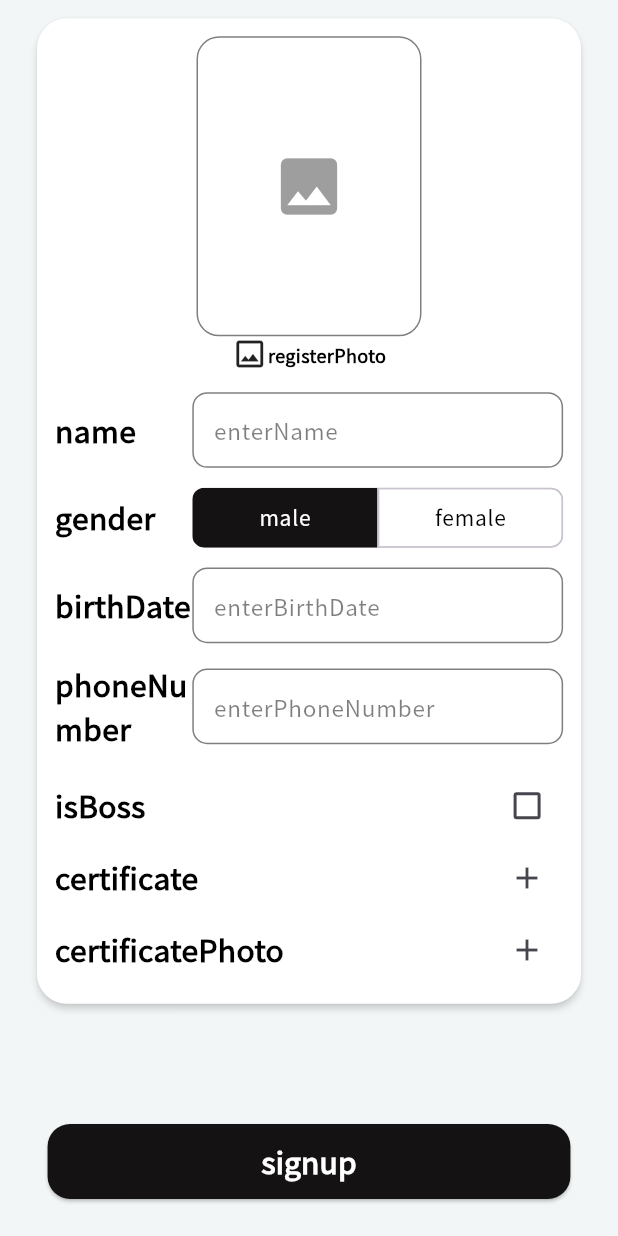
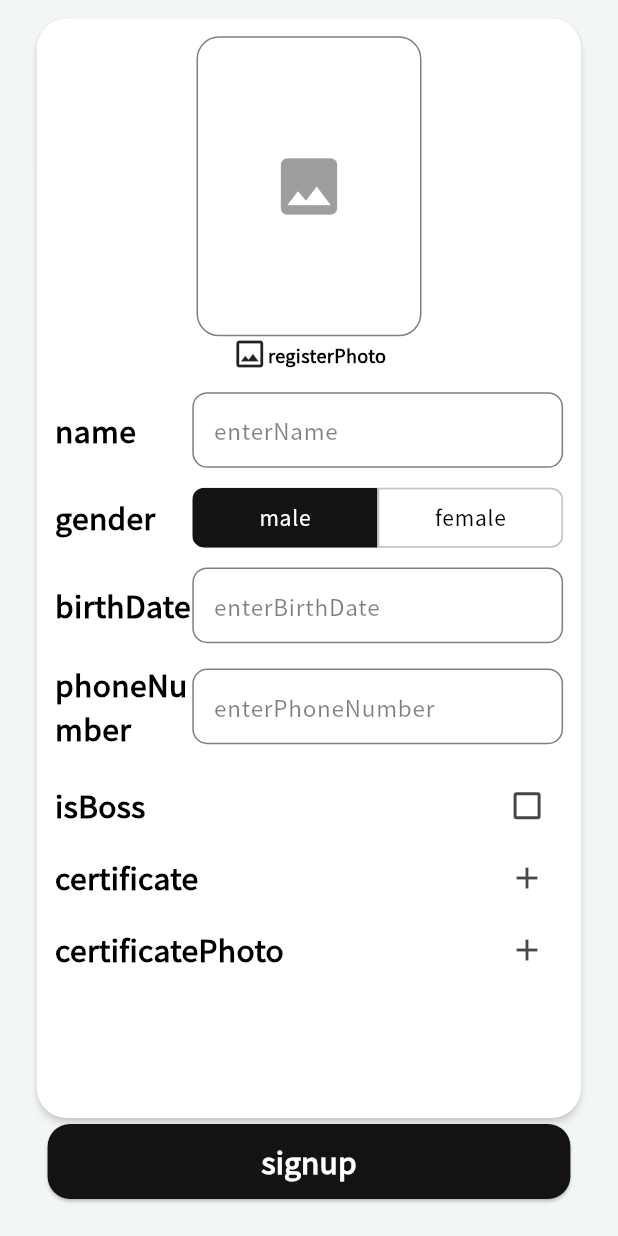
Before and after one commit to jason9865/go-ski, a Flutter app: the SignUpScreen screen opened directly, on a phone screen of 412 x 824 dp. Run offline on Flutter 3.47's test engine with Material 3 defaults, Android fonts, the phone set to English and light mode, and no system bars; our stand-ins replace easy_localization, get, image_picker, logger; project files that could hold a hidden picture were left out.

Commit message:
🎨 Refactor GoskiContainer

```diff
--- a/goski_instructor/lib/ui/component/goski_container.dart
+++ b/goski_instructor/lib/ui/component/goski_container.dart
@@ -1,31 +1,16 @@
-import 'package:easy_localization/easy_localization.dart';
 import 'package:flutter/material.dart';
+import 'package:flutter/widgets.dart';
 import 'package:get/get.dart';
 import 'package:goski_instructor/const/color.dart';
 import 'package:goski_instructor/const/util/screen_size_controller.dart';
 import 'package:goski_instructor/ui/component/goski_bigsize_button.dart';
-import 'package:logger/logger.dart';
+import 'package:easy_localization/easy_localization.dart';
 
-/*
-  ## 사용법
-  ### content는 필수 parameter
-  ### onConfirm && buttonName은 필수x, 근데 쓸거면 같이 써줘야 버튼 제대로 렌더링됨
-  ### 버튼은 추후 customButton으로 수정
-return CustomContainer(
-      content: 컨테이너에 들어갈 컨텐츠(위젯)
-      onConfirm: () => 버튼 눌렀을 때 동작할 함수,
-      buttonName: "버튼 이름",
-    );
-*/
-
-Logger logger = Logger();
+// 가정: GoskiCard와 GoskiText는 적절히 정의된 커스텀 위젯
 
 class GoskiContainer extends StatelessWidget {
-  // 내용들
   final Widget child;
-  // 버튼 눌렀을 때 동작할 메서드, 있을 수도 있고 없을 수도 있음
   final VoidCallback? onConfirm;
-  // 버튼 이름
   final String? buttonName;
 
   const GoskiContainer({
@@ -38,66 +23,37 @@ class GoskiContainer extends StatelessWidget {
   @override
   Widget build(BuildContext context) {
     final screenSizeController = Get.find<ScreenSizeController>();
-
-    // 기능 함수와 버튼 이름이 들어오면 버튼 렌더링, 아니면 버튼 대신 공백 렌더링
-    return onConfirm != null && buttonName != null
-        ? Container(
+    return Container(
       padding: EdgeInsets.symmetric(
         vertical: screenSizeController.getHeightByRatio(0.01),
         horizontal: screenSizeController.getWidthByRatio(0.05),
       ),
       width: screenSizeController.getWidthByRatio(1),
-            height: screenSizeController.getHeightByRatio(0.93),
+      height: screenSizeController.getHeightByRatio(1), // 높이를 전체로 설정
       decoration: const BoxDecoration(color: goskiBackground),
       child: Column(
-              mainAxisAlignment: MainAxisAlignment.spaceBetween,
         children: [
-                Expanded(
-                  child: SingleChildScrollView(
-                    child: Column(
-                      children: [
-                        child,
-                      ],
+          Expanded(child: child),
+          onConfirm != null && buttonName != null
+              ? Padding(
+                  padding: EdgeInsets.only(
+                    bottom: screenSizeController.getHeightByRatio(0.02),
                   ),
-                  ),
-                ),
-                SizedBox(
-                  height: screenSizeController.getHeightByRatio(0.01),
-                ),
-                Padding(
-                  padding: EdgeInsets.only(
-                      bottom: screenSizeController.getHeightByRatio(0.02)),
                   child: Row(
                     mainAxisAlignment: MainAxisAlignment.center,
                     children: [
                       GoskiBigsizeButton(
                         width: screenSizeController.getWidthByRatio(0.9),
-                          text: tr("signup"),
-                          onTap: () => 0),
-                    ],
-                  ),
+                        text: tr("$buttonName"),
+                        onTap: onConfirm!, // 콜백 함수 실행
                       ),
                     ],
                   ),
                 )
-        : Container(
-            padding: EdgeInsets.symmetric(
-              vertical: screenSizeController.getHeightByRatio(0.01),
-              horizontal: screenSizeController.getWidthByRatio(0.05),
+              : SizedBox(
+                  height: screenSizeController.getHeightByRatio(0.02),
                 ),
-            decoration: const BoxDecoration(color: goskiBackground),
-            width: screenSizeController.getWidthByRatio(1),
-            height: screenSizeController.getHeightByRatio(0.93),
-            child: SingleChildScrollView(
-              child: Column(
-                children: [
-                  child,
-                  // 버튼이 없는 경우 공백 추가
-                  SizedBox(
-                    height: screenSizeController.getHeightByRatio(0.02),
-                  )
         ],
-              ),
       ),
     );
   }
```
Lines whose indentation alone changed are shown as unchanged.
